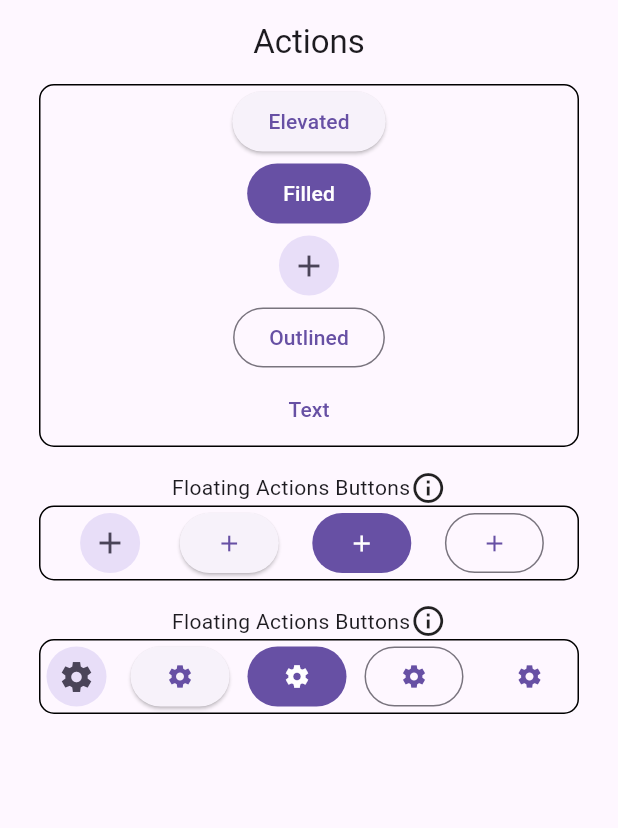
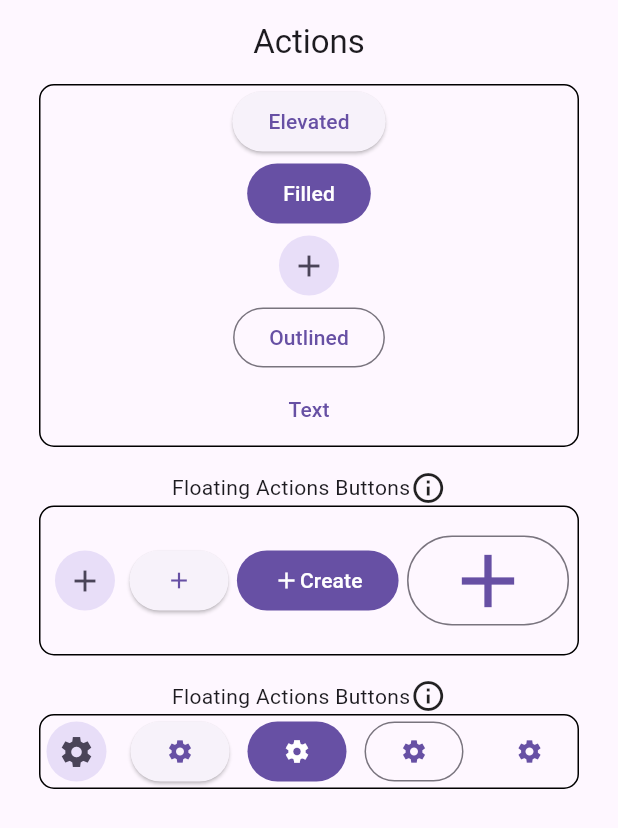
Before and after one commit to MrSajidShaikh/DayToDayTask, a Flutter app: the screen it shows after launch, on a phone screen of 412 x 824 dp. Shown: the top 828 px of the screen. Run offline on Flutter 3.47's test engine with Material 3 defaults, Android fonts, the phone set to English and light mode, and no system bars.

Commit message:
29-04-2024

```diff
--- a/lib/main.dart
+++ b/lib/main.dart
@@ -10,7 +10,7 @@ class MyApp extends StatelessWidget {
 
   @override
   Widget build(BuildContext context) {
-    return MaterialApp(
+    return const MaterialApp(
       debugShowCheckedModeBanner: false,
       home: Buttons(),
     );
@@ -81,6 +81,7 @@ class _ButtonsState extends State<Buttons> {
             ),
           ),
           Container(
+            height: 100,
             width: 360,
             decoration: BoxDecoration(
                 border: Border.all(color: Colors.black),
@@ -97,10 +98,15 @@ class _ButtonsState extends State<Buttons> {
                 }, child: Icon(Icons.add)),
                 FilledButton(onPressed: () {
 
-                }, child: Icon(Icons.add)),
+                }, child: Row(
+                  children: [
+                    Icon(Icons.add),
+                    Text("Create")
+                  ],
+                )),
                 OutlinedButton(onPressed: () {
 
-                }, child:  Icon(Icons.add)),
+                }, child:  Icon(Icons.add,size: 60,)),
               ],
             ),
           ),
```
